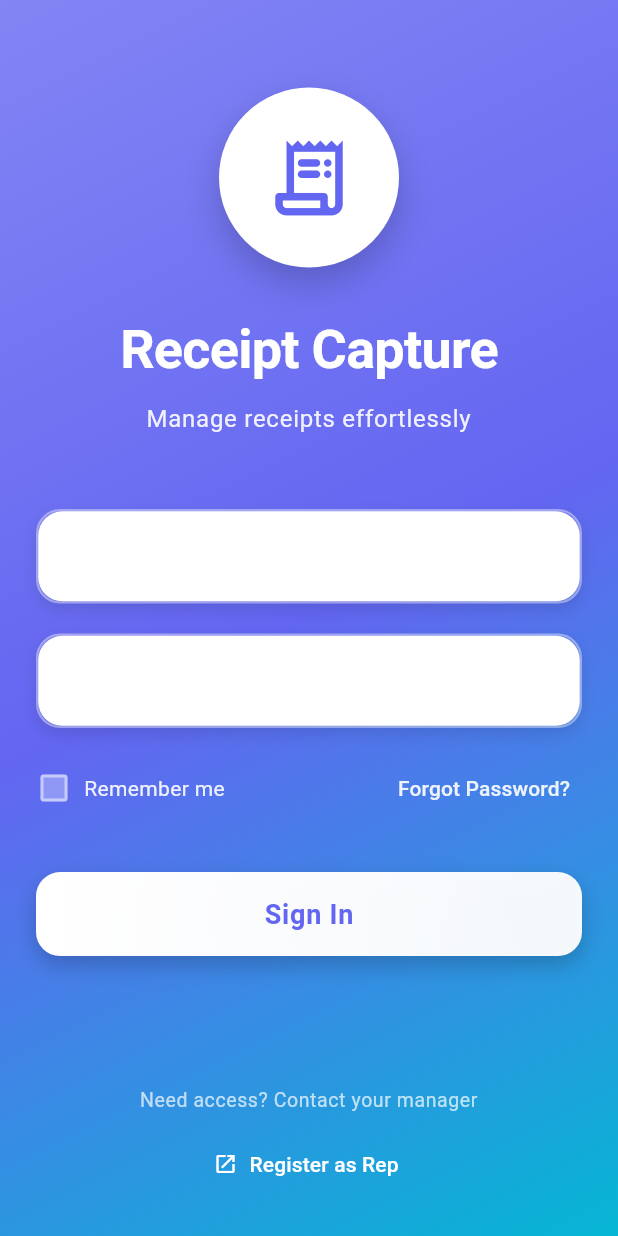
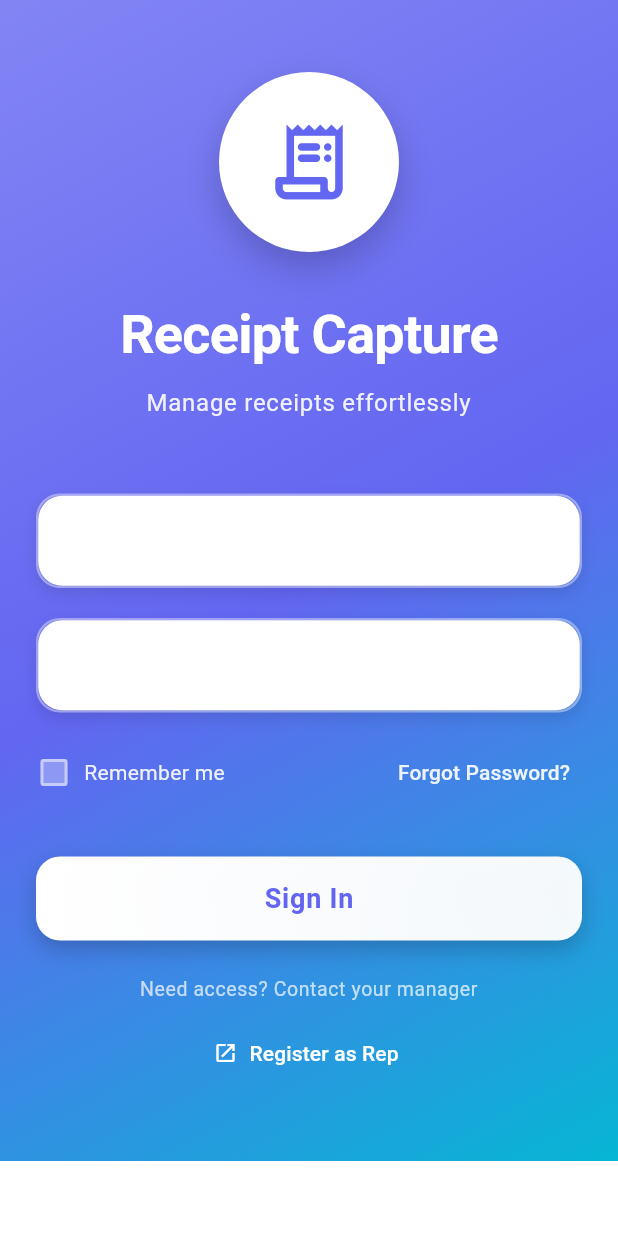
Before and after one commit to muhammadhaseebiqbal-dev/ReceiptCapture, a Flutter app: the screen it shows after launch, on a phone screen of 412 x 824 dp. Run offline on Flutter 3.47's test engine with Material 3 defaults, Android fonts, the phone set to English and light mode, and no system bars; our stand-ins replace camera, connectivity_plus, equatable, flutter_bloc, image_picker, pdf and 3 more; missing offline and left inert: encrypt; accounts and stored records are empty.

Commit message:
feat: enhance receipt management with amount input and camera initialization improvements

```diff
--- a/receipt_capture/lib/core/database/receipt_repository.dart
+++ b/receipt_capture/lib/core/database/receipt_repository.dart
@@ -278,8 +278,9 @@ class ReceiptRepository {
     try {
       final List<Map<String, dynamic>> maps = await db.query(
         DatabaseHelper.tableSyncQueue,
-        where: '${DatabaseHelper.columnStatus} = ?',
-        whereArgs: ['PENDING'],
+        where:
+            '${DatabaseHelper.columnStatus} IN (?, ?, ?) AND ${DatabaseHelper.columnRetryCount} < ?',
+        whereArgs: ['PENDING', 'PROCESSING', 'FAILED', 5],
         orderBy: '${DatabaseHelper.columnLastAttempt} ASC',
       );
 
--- a/receipt_capture/lib/features/receipt/bloc/receipt_bloc.dart
+++ b/receipt_capture/lib/features/receipt/bloc/receipt_bloc.dart
@@ -136,8 +136,8 @@ class ReceiptBloc extends Bloc<ReceiptEvent, ReceiptState> {
         id: _uuid.v4(),
         imagePath: event.imagePath,
         croppedImagePath: event.croppedImagePath,
-        merchantName: dateTimeTitle, // Use date-time format as title instead of business name
-        amount: null, // Amount field removed
+        merchantName: event.merchantName,
+        amount: event.amount,
         date: event.date ?? DateTime.now(),
         category: event.category,
         notes: event.notes,
--- a/receipt_capture/lib/features/receipt/bloc/receipt_event.dart
+++ b/receipt_capture/lib/features/receipt/bloc/receipt_event.dart
@@ -20,6 +20,7 @@ class CreateReceipt extends ReceiptEvent {
   final String imagePath;
   final String? croppedImagePath;
   final String? merchantName;
+  final double? amount;
   final DateTime? date;
   final String? category;
   final String? notes;
@@ -28,6 +29,7 @@ class CreateReceipt extends ReceiptEvent {
     required this.imagePath,
     this.croppedImagePath,
     this.merchantName,
+    this.amount,
     this.date,
     this.category,
     this.notes,
@@ -38,6 +40,7 @@ class CreateReceipt extends ReceiptEvent {
     imagePath,
     croppedImagePath,
     merchantName,
+    amount,
     date,
     category,
     notes,
--- a/receipt_capture/lib/screens/login_screen.dart
+++ b/receipt_capture/lib/screens/login_screen.dart
@@ -206,12 +206,13 @@ class _LoginScreenState extends State<LoginScreen>
           child: SafeArea(
             child: SingleChildScrollView(
               physics: const BouncingScrollPhysics(),
-              child: Container(
-                height:
-                    screenSize.height -
-                    MediaQuery.of(context).padding.top -
-                    MediaQuery.of(context).padding.bottom,
-                padding: const EdgeInsets.symmetric(horizontal: 24.0),
+              padding: EdgeInsets.only(
+                left: 24,
+                right: 24,
+                top: 24,
+                bottom: MediaQuery.of(context).viewInsets.bottom + 24,
+              ),
+              child: SizedBox(
                 child: FadeTransition(
                   opacity: _fadeAnimation,
                   child: SlideTransition(
@@ -219,10 +220,10 @@ class _LoginScreenState extends State<LoginScreen>
                     child: Form(
                       key: _formKey,
                       child: Column(
-                        mainAxisAlignment: MainAxisAlignment.center,
+                        mainAxisAlignment: MainAxisAlignment.start,
                         crossAxisAlignment: CrossAxisAlignment.stretch,
                         children: [
-                          const Spacer(flex: 2),
+                          const SizedBox(height: 24),
 
                           // App Logo and Title
                           Hero(
@@ -472,7 +473,7 @@ class _LoginScreenState extends State<LoginScreen>
                             ),
                           ],
 
-                          const Spacer(flex: 3),
+                          const SizedBox(height: 24),
 
                           // Contact Link
                           Padding(
```
Also changed, not shown: receipt_capture/lib/core/config/app_endpoints.dart (+14 -2 lines), receipt_capture/lib/screens/camera_screen.dart (+36 -9 lines), receipt_capture/lib/screens/receipt_details_screen.dart (+57 -7 lines).
